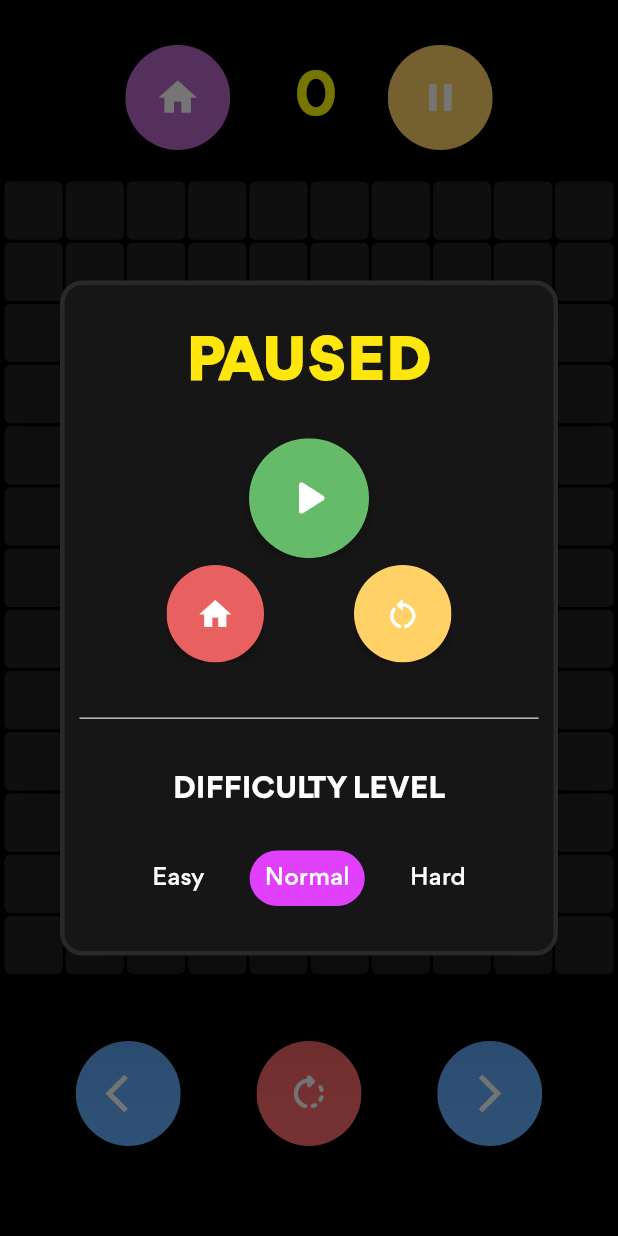
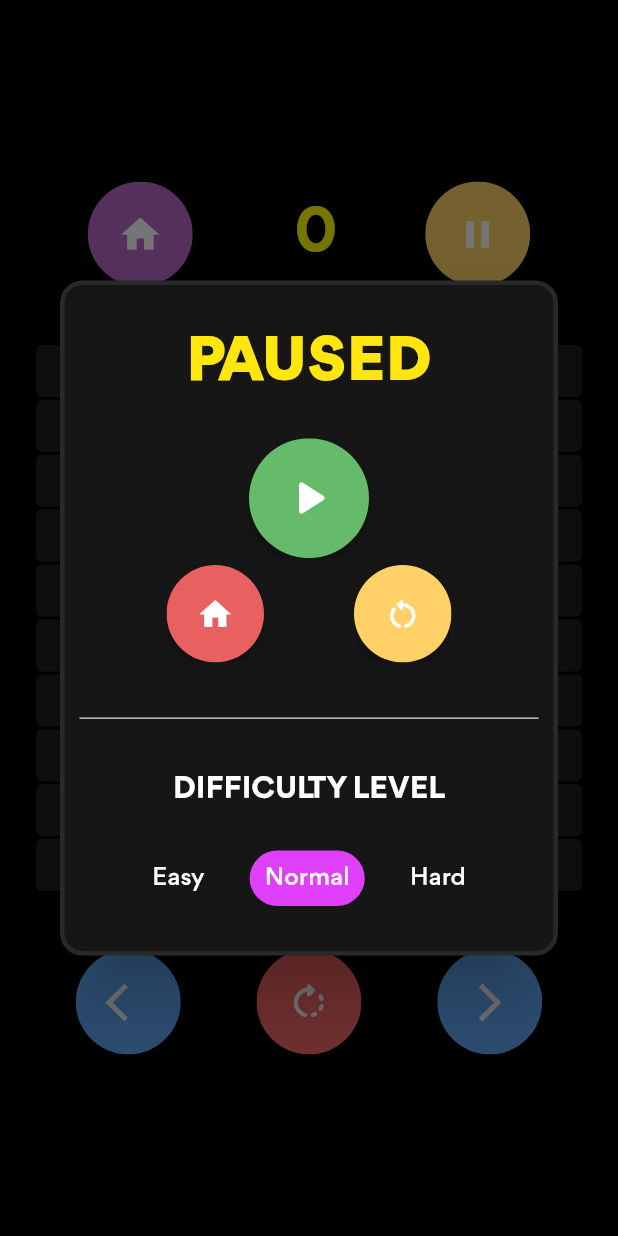
Before and after one commit to pozadkey/block_rush, a Flutter app: the GameBoard screen opened directly, after a tap on the "pause" icon, on a phone screen of 412 x 824 dp. Run offline on Flutter 3.47's test engine with Material 2 defaults, Android fonts, the phone set to English and light mode, and no system bars.

Commit message:
made game responsive

```diff
--- a/lib/main.dart
+++ b/lib/main.dart
@@ -15,9 +15,6 @@ class MyApp extends StatelessWidget {
           fontFamily: 'Gordita',
         ),
         debugShowCheckedModeBanner: false,
-        /* home: GameBoard(
-        gameLevel: 200,
-      ),*/
         home: const HomeScreen());
   }
 }
--- /dev/null
+++ b/lib/responsive/responsive.dart
@@ -0,0 +1,26 @@
+import 'package:flutter/material.dart';
+
+class Responsive extends StatelessWidget {
+  final Widget child;
+  const Responsive({
+    Key? key,
+    required this.child,
+  }) : super(key: key);
+
+  @override
+  Widget build(BuildContext context) {
+    double width = MediaQuery.sizeOf(context).width;
+    return Center(
+      // Constraint widgets to maximum width
+      child: ConstrainedBox(
+        constraints: width <= 400
+            ? const BoxConstraints(maxWidth: 600)
+            : const BoxConstraints(maxWidth: 500, maxHeight: 500),
+        child: Padding(
+          padding: const EdgeInsets.all(10.0),
+          child: child,
+        ),
+      ),
+    );
+  }
+}
--- a/lib/screens/game_board.dart
+++ b/lib/screens/game_board.dart
@@ -3,6 +3,7 @@ import 'dart:math';
 import 'package:block_rush/components/icon_button.dart';
 import 'package:block_rush/components/piece.dart';
 import 'package:block_rush/components/pixel.dart';
+import 'package:block_rush/responsive/responsive.dart';
 import 'package:block_rush/screens/home_screen.dart';
 import 'package:block_rush/values.dart';
 import 'package:flutter/material.dart';
@@ -283,6 +284,10 @@ class _GameBoardState extends State<GameBoard> {
       context: context,
       builder: (context) => Dialog(
         backgroundColor: Colors.transparent,
+        child: ConstrainedBox(
+          constraints: const BoxConstraints(
+            maxWidth: 500,
+          ),
           child: Container(
             padding: const EdgeInsets.symmetric(horizontal: 10, vertical: 30),
             height: 450,
@@ -297,7 +302,13 @@ class _GameBoardState extends State<GameBoard> {
             child: Column(
               mainAxisAlignment: MainAxisAlignment.spaceBetween,
               children: [
-              Text('PAUSED', style: gamePausedHeaderText),
+                FittedBox(
+                  child: Text(
+                    'PAUSED',
+                    style: gamePausedHeaderText,
+                    textAlign: TextAlign.center,
+                  ),
+                ),
                 const SizedBox(
                   height: 20,
                 ),
@@ -313,7 +324,8 @@ class _GameBoardState extends State<GameBoard> {
                   bgdColor: const Color(0xFF66BB6A),
                   iconSize: 40,
                 ),
-              Row(
+                FittedBox(
+                  child: Row(
                     mainAxisAlignment: MainAxisAlignment.center,
                     crossAxisAlignment: CrossAxisAlignment.center,
                     children: [
@@ -344,6 +356,7 @@ class _GameBoardState extends State<GameBoard> {
                       ),
                     ],
                   ),
+                ),
                 const SizedBox(
                   height: 20,
                 ),
@@ -354,11 +367,18 @@ class _GameBoardState extends State<GameBoard> {
                 const SizedBox(
                   height: 20,
                 ),
-              Text('DIFFICULTY LEVEL', style: difficultyLevelHeaderText),
+                FittedBox(
+                  child: Text(
+                    'DIFFICULTY LEVEL',
+                    style: difficultyLevelHeaderText,
+                    textAlign: TextAlign.center,
+                  ),
+                ),
                 const SizedBox(
                   height: 20,
                 ),
-              Row(
+                FittedBox(
+                  child: Row(
                     mainAxisAlignment: MainAxisAlignment.center,
                     crossAxisAlignment: CrossAxisAlignment.center,
                     children: [
@@ -440,8 +460,10 @@ class _GameBoardState extends State<GameBoard> {
                         ),
                       ),
                     ],
+                  ),
                 )
               ],
+            ),
           ),
         ),
       ),
@@ -455,6 +477,10 @@ class _GameBoardState extends State<GameBoard> {
         context: context,
         builder: (context) => Dialog(
               backgroundColor: Colors.transparent,
+              child: ConstrainedBox(
+                constraints: const BoxConstraints(
+                  maxWidth: 500,
+                ),
                 child: Container(
                   padding:
                       const EdgeInsets.symmetric(horizontal: 10, vertical: 30),
@@ -473,13 +499,22 @@ class _GameBoardState extends State<GameBoard> {
                     mainAxisAlignment: MainAxisAlignment.spaceBetween,
                     crossAxisAlignment: CrossAxisAlignment.center,
                     children: [
-                    Text(
+                      FittedBox(
+                        child: Text(
                           'GAME OVER',
                           style: gameOverHeaderText,
+                          textAlign: TextAlign.center,
                         ),
-                    Text('Score: ${currentScore * 10}'.toString(),
-                        style: scoreText),
-                    Row(
+                      ),
+                      FittedBox(
+                        child: Text(
+                          'Score: ${currentScore * 10}'.toString(),
+                          style: scoreText,
+                          textAlign: TextAlign.center,
+                        ),
+                      ),
+                      FittedBox(
+                        child: Row(
                           mainAxisAlignment: MainAxisAlignment.center,
                           children: [
                             MyIconButton(
@@ -489,7 +524,8 @@ class _GameBoardState extends State<GameBoard> {
                                 Navigator.push(
                                     context,
                                     MaterialPageRoute(
-                                    builder: (context) => const HomeScreen()));
+                                        builder: (context) =>
+                                            const HomeScreen()));
                               },
                               icon: const Icon(Icons.home),
                             ),
@@ -506,8 +542,10 @@ class _GameBoardState extends State<GameBoard> {
                               icon: const Icon(Icons.restart_alt_rounded),
                             ),
                           ],
+                        ),
                       )
                     ],
+                  ),
                 ),
               ),
             ));
@@ -515,19 +553,23 @@ class _GameBoardState extends State<GameBoard> {
 
   @override
   Widget build(BuildContext context) {
+    double width = MediaQuery.sizeOf(context).width;
     return Scaffold(
       backgroundColor: Colors.black,
       body: SafeArea(
         child: Column(
           mainAxisAlignment: MainAxisAlignment.center,
+          crossAxisAlignment: CrossAxisAlignment.center,
           children: [
-            Padding(
-              padding: const EdgeInsets.only(
-                  left: 50.0, right: 50.0, top: 30.0, bottom: 20.0),
+            // Top Bar with Home Button, Score, and Pause Button
+            ConstrainedBox(
+              constraints: const BoxConstraints(
+                maxWidth: 500,
+              ),
               child: Row(
                 mainAxisAlignment: MainAxisAlignment.spaceEvenly,
                 children: [
-                  // Home
+                  // Home Button
                   MyIconButton(
                     onTap: () async {
                       pauseGame();
@@ -540,7 +582,7 @@ class _GameBoardState extends State<GameBoard> {
                     bgdColor: Colors.purple[300],
                   ),
 
-                  // Score
+                  // Score Display
                   Text(
                     ' ${currentScore * 10}'.toString(),
                     style: const TextStyle(
@@ -549,33 +591,36 @@ class _GameBoardState extends State<GameBoard> {
                         fontWeight: FontWeight.bold),
                   ),
 
-                  // Pause game
+                  // Pause Button
                   MyIconButton(
                     onTap: () {
                       pauseGame();
                       showPausedGame();
                     },
                     icon: const Icon(Icons.pause),
-                    bgdColor: const Color(
-                        0xFFFFD166), // Bright yellow background color
+                    bgdColor: const Color(0xFFFFD166),
                   ),
                 ],
               ),
             ),
-
-            Expanded(
-              child: Padding(
-                padding: const EdgeInsets.symmetric(horizontal: 2.0),
+            SizedBox(
+              height: 20,
+            ),
+            // Game Grid
+            Padding(
+              padding: const EdgeInsets.all(8.0),
+              child: Responsive(
                 child: GridView.builder(
+                  padding: const EdgeInsets.symmetric(horizontal: 5),
+                  shrinkWrap: true,
                   physics: const NeverScrollableScrollPhysics(),
                   itemCount: rowLength * colLength,
                   gridDelegate: SliverGridDelegateWithFixedCrossAxisCount(
-                    crossAxisCount: rowLength,
+                    crossAxisCount: rowLength, // Adjust for responsiveness
                   ),
                   itemBuilder: (context, index) {
                     int row = (index / rowLength).floor();
                     int col = index % rowLength;
-
                     if (currentPiece.position.contains(index)) {
                       return Pixel(
                         color: currentPiece.color,
@@ -594,39 +639,39 @@ class _GameBoardState extends State<GameBoard> {
                 ),
               ),
             ),
-
+            SizedBox(
+              height: 20,
+            ),
             // Game Controls
-            Padding(
-              padding: const EdgeInsets.only(bottom: 60.0, top: 10.0),
+            ConstrainedBox(
+              constraints: const BoxConstraints(
+                maxWidth: 500,
+              ),
               child: Row(
                 mainAxisAlignment: MainAxisAlignment.spaceEvenly,
                 children: [
                   // Button to move the piece to the left
                   MyIconButton(
                     onTap: moveLeft,
-                    icon: const Icon(Icons.arrow_back_ios), // Left arrow icon
-                    bgdColor:
-                        const Color(0xFF65AFFF), // Bright blue background color
-                    iconColor: Colors.white, // White icon color
+                    icon: const Icon(Icons.arrow_back_ios),
+                    bgdColor: const Color(0xFF65AFFF),
+                    iconColor: Colors.white,
                   ),
 
                   // Button to rotate the piece
                   MyIconButton(
                     onTap: rotatePiece,
-                    icon: const Icon(Icons.rotate_right_rounded), // Rotate icon
-                    bgdColor:
-                        const Color(0xFFFF6B6B), // Bright red background color
-                    iconColor: Colors.white, // White icon color
+                    icon: const Icon(Icons.rotate_right_rounded),
+                    bgdColor: const Color(0xFFFF6B6B),
+                    iconColor: Colors.white,
                   ),
 
                   // Button to move the piece to the right
                   MyIconButton(
                     onTap: moveRight,
-                    icon:
-                        const Icon(Icons.arrow_forward_ios), // Right arrow icon
-                    bgdColor:
-                        const Color(0xFF65AFFF), // Bright blue background color
-                    iconColor: Colors.white, // White icon color
+                    icon: const Icon(Icons.arrow_forward_ios),
+                    bgdColor: const Color(0xFF65AFFF),
+                    iconColor: Colors.white,
                   ),
                 ],
               ),
--- a/lib/screens/home_screen.dart
+++ b/lib/screens/home_screen.dart
@@ -34,6 +34,7 @@ class HomeScreen extends StatelessWidget {
                 children: [
                   const Text(
                     'BLOCK RUSH',
+                    textAlign: TextAlign.center,
                     style: TextStyle(
                       color: Color.fromARGB(255, 255, 255, 255),
                       fontSize: 54,
--- a/lib/values.dart
+++ b/lib/values.dart
@@ -2,7 +2,7 @@ import 'package:flutter/material.dart';
 
 // Grid dimensions
 int rowLength = 10;
-int colLength = 13;
+int colLength = 10;
 
 enum Direction { left, right, down }
 
```
Lines whose indentation alone changed are shown as unchanged.
